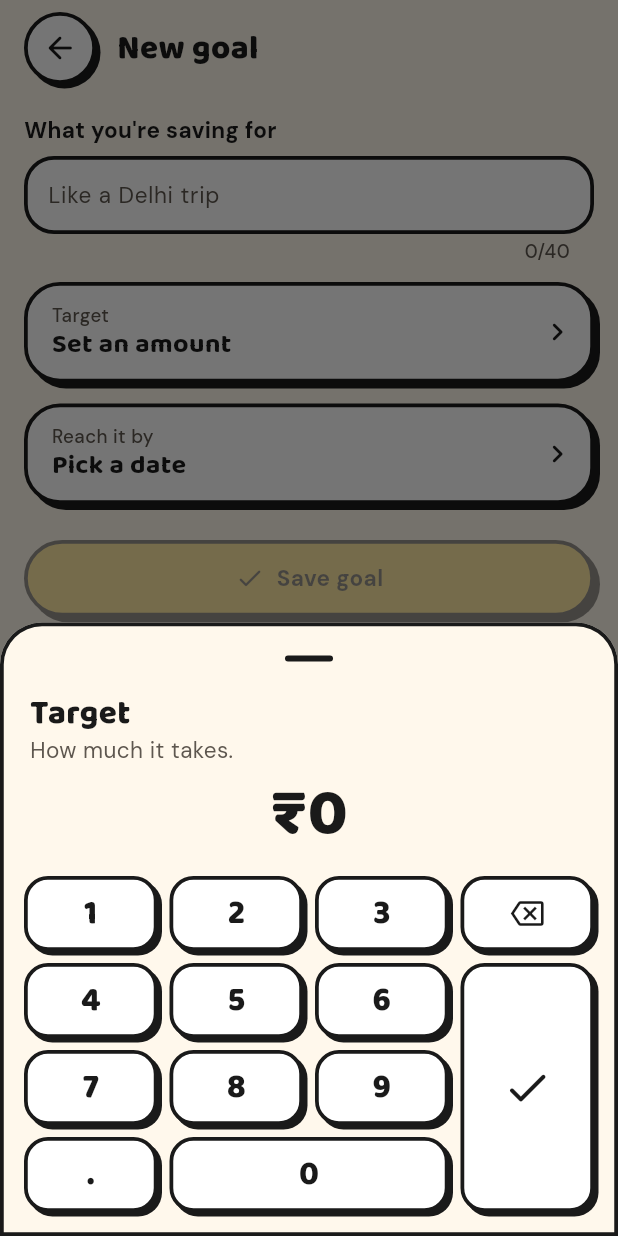
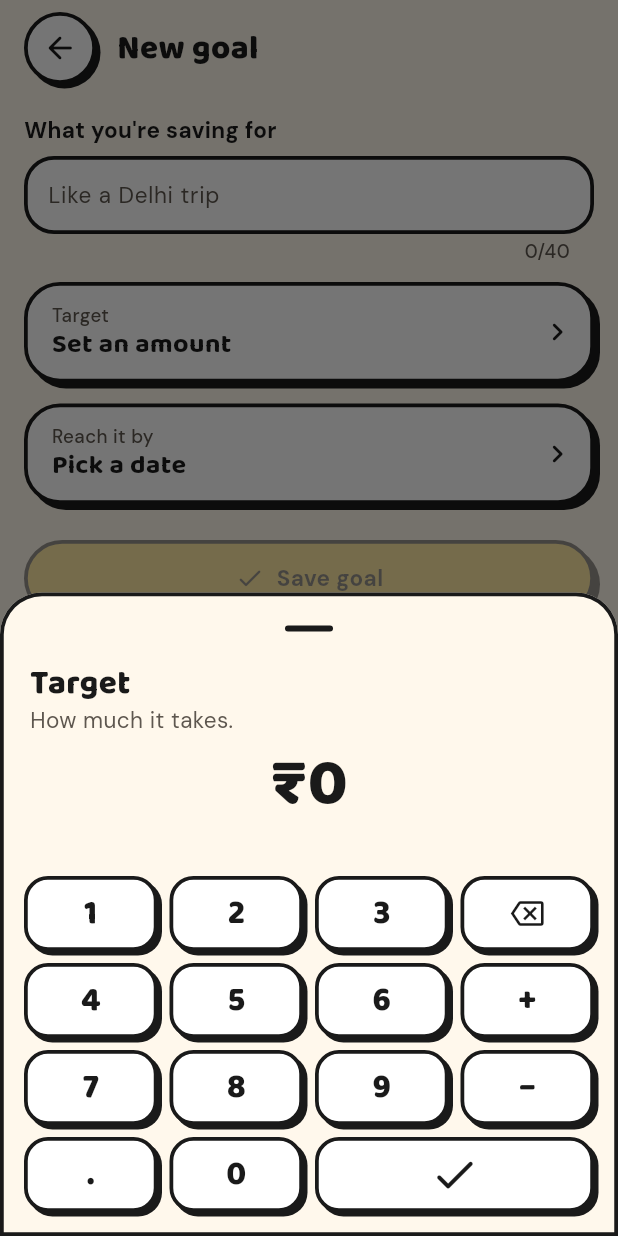
Before and after one commit to Naman9245/penny, a Flutter app: the GoalEditorScreen screen opened by its route, after a tap on "Target", on a phone screen of 412 x 824 dp. Run offline on Flutter 3.47's test engine with Material 3 defaults, Android fonts, the phone set to English and light mode, and no system bars; our stand-ins replace drift, drift_flutter, fl_chart, flutter_animate, flutter_riverpod, go_router and 1 more; accounts and stored records are empty; generated files the repository leaves out were written again.

Commit message:
Let the keypad add and take away like a calculator
The keypad gets + and − keys and a wide ✓. While typing, a sum shows as "₹3,000 + ₹2,500 − ₹200" with its total, and ✓ saves the total once it is above zero. It works wherever amounts are typed: adding or editing an entry, the budget, goal targets, and money in and out of a goal. The maths stays in whole paise.

```diff
--- a/lib/core/utils/money.dart
+++ b/lib/core/utils/money.dart
@@ -1,3 +1,5 @@
+import 'dart:math' as math;
+
 import 'package:intl/intl.dart';
 
 // Amounts are integer paise everywhere; rupees exist only on screen.
@@ -66,6 +68,68 @@ int amountTextToPaise(String text) {
       int.parse(fraction.padRight(2, '0').substring(0, 2));
 }
 
+// The keypad also adds and takes away, like a calculator: "3000+2500-200".
+// Each term follows the single-amount rules above, and "-" is the minus key.
+
+/// Most terms one sum may have.
+const kMaxSumTerms = 10;
+
+/// Applies one keypad press, a digit, "." or "+" and "−", to a sum being
+/// typed. Presses that would make it invalid are ignored, and a second
+/// operator in a row replaces the first.
+String applySumKey(String text, String key) {
+  if (key == '+' || key == '−' || key == '-') {
+    final op = key == '+' ? '+' : '-';
+    if (text.isEmpty) return op == '-' ? '-' : text;
+    final last = text[text.length - 1];
+    if (last == '+' || last == '-') {
+      // A lone leading minus stays as it is.
+      if (text.length == 1) return text;
+      return '${text.substring(0, text.length - 1)}$op';
+    }
+    if (_signedTerms(text).length >= kMaxSumTerms) return text;
+    return '${text.endsWith('.') ? dropAmountKey(text) : text}$op';
+  }
+  final cut = math.max(text.lastIndexOf('+'), text.lastIndexOf('-'));
+  final term = text.substring(cut + 1);
+  return '${text.substring(0, cut + 1)}${applyAmountKey(term, key)}';
+}
+
+/// Whether [text] adds or takes anything away, so its total is worth
+/// showing apart from what was typed.
+bool isSum(String text) => text.contains('+') || text.contains('-');
+
+/// The total of a sum being typed, in paise: "3000+2500-200" → 530000.
+/// Partial terms such as "" or "0." count as nothing, and the total can come
+/// out at zero or below.
+int sumTextToPaise(String text) => _signedTerms(text)
+    .fold(0, (total, term) => total + term.sign * amountTextToPaise(term.text));
+
+/// A sum being typed, as shown: "3000+2500-200" → "₹3,000 + ₹2,500 − ₹200".
+String formatSumText(String text) {
+  if (!isSum(text)) return formatAmountText(text);
+  final parts = <String>[];
+  for (final (i, term) in _signedTerms(text).indexed) {
+    if (i > 0 || term.sign < 0) parts.add(term.sign < 0 ? '−' : '+');
+    if (term.text.isNotEmpty) parts.add(formatAmountText(term.text));
+  }
+  return parts.join(' ');
+}
+
+List<({int sign, String text})> _signedTerms(String text) {
+  final terms = <({int sign, String text})>[];
+  var sign = 1;
+  var start = 0;
+  for (var i = 0; i < text.length; i++) {
+    final char = text[i];
+    if (char != '+' && char != '-') continue;
+    if (i > 0) terms.add((sign: sign, text: text.substring(start, i)));
+    sign = char == '+' ? 1 : -1;
+    start = i + 1;
+  }
+  return terms..add((sign: sign, text: text.substring(start)));
+}
+
 /// The keypad buffer that shows [paise], for editing: 24950 → "249.50".
 String paiseToAmountText(int paise) {
   final rest = paise % 100;
--- a/lib/features/add_txn/add_txn_controller.dart
+++ b/lib/features/add_txn/add_txn_controller.dart
@@ -62,7 +62,8 @@ class AddTxnState {
   /// to Penny.
   final TxnTag? tag;
 
-  int get amountPaise => amountTextToPaise(amountText);
+  /// What was typed, added up.
+  int get amountPaise => sumTextToPaise(amountText);
 
   /// What ✓ needs before it will save.
   bool get canSave => amountPaise > 0 && categoryId != null;
@@ -143,7 +144,7 @@ class AddTxnController extends Notifier<AddTxnState> {
   }
 
   void press(String key) =>
-      state = state.copyWith(amountText: applyAmountKey(state.amountText, key));
+      state = state.copyWith(amountText: applySumKey(state.amountText, key));
 
   void backspace() =>
       state = state.copyWith(amountText: dropAmountKey(state.amountText));
--- a/lib/widgets/amount_keypad.dart
+++ b/lib/widgets/amount_keypad.dart
@@ -4,8 +4,9 @@ import 'package:penny/core/theme/app_colors.dart';
 import 'package:penny/core/theme/app_text.dart';
 import 'package:penny/widgets/brutal_pressable.dart';
 
-/// A chunky number pad with a tall ✓ key that saves. A pad of our own,
-/// because the system keyboard would cover the category grid.
+/// A chunky number pad that adds and takes away like a calculator, with a
+/// wide ✓ key that saves. A pad of our own, because the system keyboard
+/// would cover the category grid.
 class AmountKeypad extends StatelessWidget {
   const AmountKeypad({
     super.key,
@@ -16,6 +17,7 @@ class AmountKeypad extends StatelessWidget {
     required this.ready,
   });
 
+  /// A digit, ".", "+" or "−".
   final ValueChanged<String> onKey;
   final VoidCallback onBackspace;
 
@@ -36,16 +38,16 @@ class AmountKeypad extends StatelessWidget {
       flex: flex,
       child: Padding(padding: const EdgeInsets.all(4), child: key),
     );
-    Widget digit(String label, {int flex = 1}) => cell(
+    Widget digit(String label, {String? semanticLabel}) => cell(
       _Key(
         key: ValueKey('key-$label'),
+        semanticLabel: semanticLabel,
         onTap: () {
           HapticFeedback.selectionClick();
           onKey(label);
         },
         child: Text(label, style: AppText.h2),
       ),
-      flex: flex,
     );
     Widget row(List<Widget> cells) => Expanded(
       child: Row(
@@ -60,24 +62,12 @@ class AmountKeypad extends StatelessWidget {
         padding: const EdgeInsets.fromLTRB(12, 4, 12, 12),
         child: SizedBox(
           height: 4 * _rowHeight,
-          child: Row(
-            crossAxisAlignment: CrossAxisAlignment.stretch,
-            children: [
-              Expanded(
-                flex: 3,
           child: Column(
             children: [
-                    row([digit('1'), digit('2'), digit('3')]),
-                    row([digit('4'), digit('5'), digit('6')]),
-                    row([digit('7'), digit('8'), digit('9')]),
-                    row([digit('.'), digit('0', flex: 2)]),
-                  ],
-                ),
-              ),
-              Expanded(
-                child: Column(
-                  crossAxisAlignment: CrossAxisAlignment.stretch,
-                  children: [
+              row([
+                digit('1'),
+                digit('2'),
+                digit('3'),
                 cell(
                   _Key(
                     key: const ValueKey('key-⌫'),
@@ -94,6 +84,22 @@ class AmountKeypad extends StatelessWidget {
                     ),
                   ),
                 ),
+              ]),
+              row([
+                digit('4'),
+                digit('5'),
+                digit('6'),
+                digit('+', semanticLabel: 'Plus'),
+              ]),
+              row([
+                digit('7'),
+                digit('8'),
+                digit('9'),
+                digit('−', semanticLabel: 'Minus'),
+              ]),
+              row([
+                digit('.'),
+                digit('0'),
                 cell(
                   _Key(
                     key: const ValueKey('key-done'),
@@ -106,11 +112,9 @@ class AmountKeypad extends StatelessWidget {
                       color: AppColors.ink,
                     ),
                   ),
-                      flex: 3,
+                  flex: 2,
                 ),
-                  ],
-                ),
-              ),
+              ]),
             ],
           ),
         ),
--- a/lib/widgets/amount_sheet.dart
+++ b/lib/widgets/amount_sheet.dart
@@ -48,7 +48,8 @@ class _AmountSheetState extends State<_AmountSheet> {
     _ => '',
   };
 
-  int get _paise => amountTextToPaise(_text);
+  /// What was typed, added up.
+  int get _paise => sumTextToPaise(_text);
 
   bool get _ready =>
       _paise > 0 && (widget.maxPaise == null || _paise <= widget.maxPaise!);
@@ -87,15 +88,26 @@ class _AmountSheetState extends State<_AmountSheet> {
             child: FittedBox(
               fit: BoxFit.scaleDown,
               child: Text(
-                formatAmountText(_text),
+                formatSumText(_text),
                 key: const ValueKey('amount-shown'),
                 style: AppText.hero,
               ),
             ),
           ),
-          const SizedBox(height: 10),
+          // A sum shows its total underneath.
+          SizedBox(
+            height: 30,
+            child: isSum(_text)
+                ? Text(
+                    '= ${formatPaise(_paise)}',
+                    key: const ValueKey('amount-total'),
+                    style: AppText.h3,
+                    textAlign: TextAlign.center,
+                  )
+                : null,
+          ),
           AmountKeypad(
-            onKey: (key) => setState(() => _text = applyAmountKey(_text, key)),
+            onKey: (key) => setState(() => _text = applySumKey(_text, key)),
             onBackspace: () => setState(() => _text = dropAmountKey(_text)),
             onClear: () => setState(() => _text = ''),
             onDone: () {
```
Also changed, not shown: lib/features/add_txn/add_txn_screen.dart (+27 -4 lines), 3 other files. Lines whose indentation alone changed are shown as unchanged.
